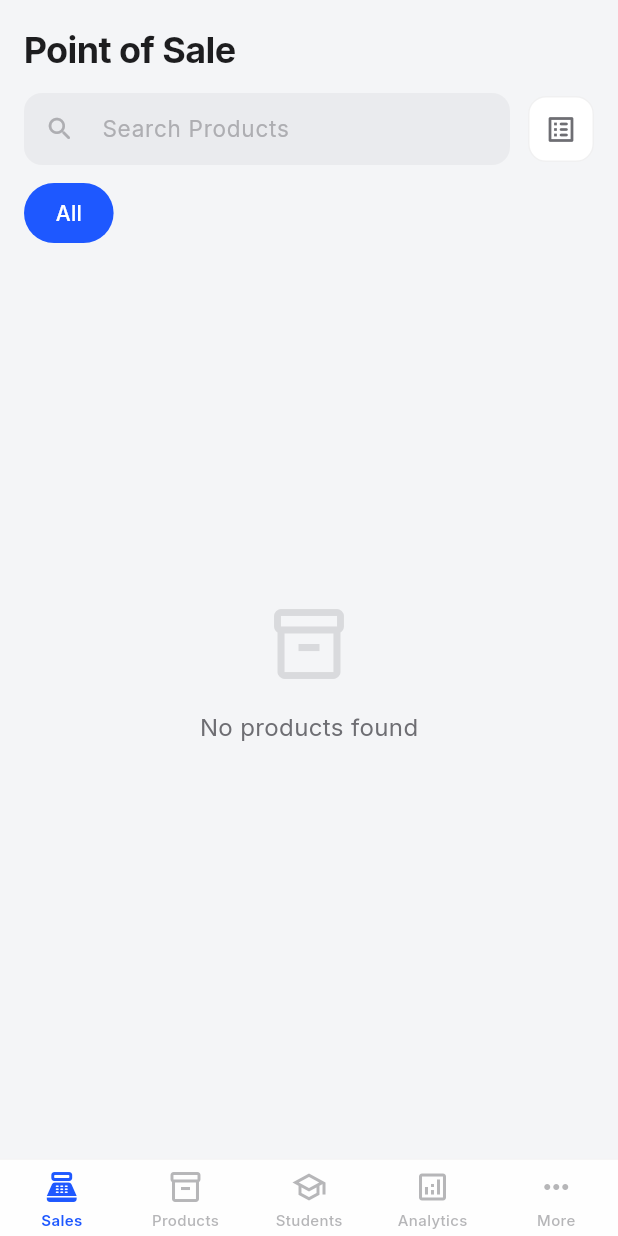
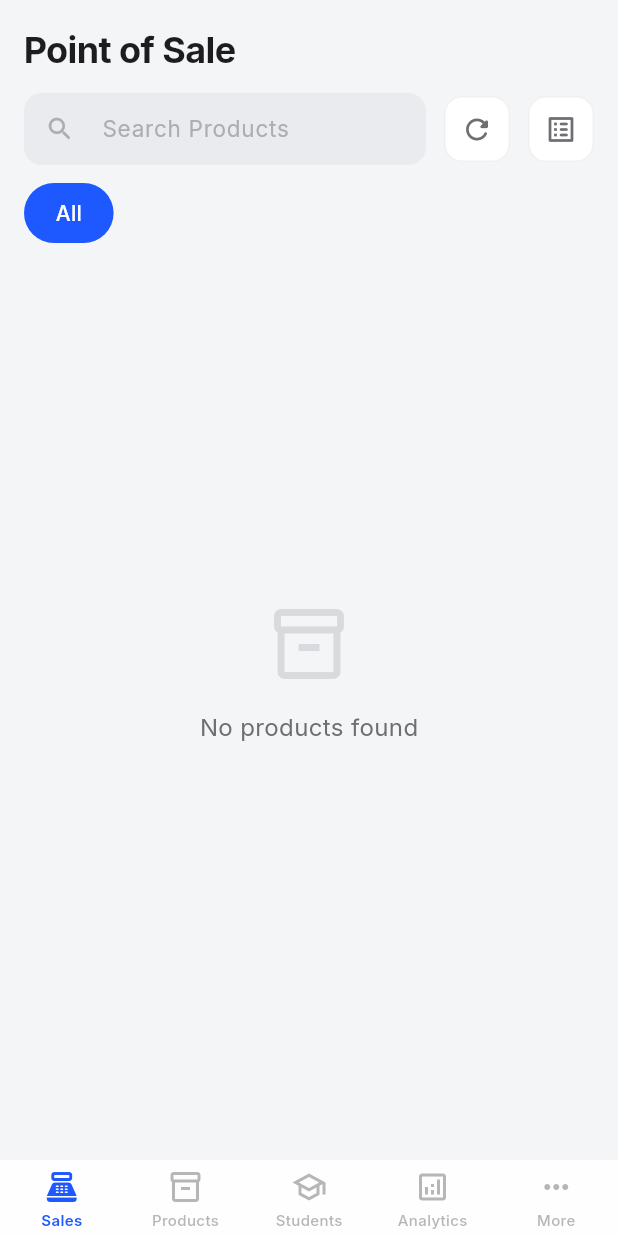
Before and after one commit to yaseen615/carbon-stores, a Flutter app: the screen it shows after launch, on a phone screen of 412 x 824 dp. Run offline on Flutter 3.47's test engine with Material 3 defaults, Android fonts, the phone set to English and light mode, and no system bars; our stand-ins replace cloud_firestore, csv, file_picker, firebase_core, fl_chart, flutter_riverpod and 7 more; missing offline and left inert: dart:js_interop; accounts and stored records are empty.

Commit message:
added refresh button to POS screen

```diff
--- a/lib/features/pos/pos_screen.dart
+++ b/lib/features/pos/pos_screen.dart
@@ -29,6 +29,25 @@ class PosScreen extends ConsumerWidget {
           ),
         ),
         const SizedBox(width: 12),
+        Container(
+          width: 44,
+          height: 44,
+          decoration: BoxDecoration(
+            color: cs.surface,
+            borderRadius: BorderRadius.circular(12),
+            border: Border.all(
+                color: cs.onSurfaceVariant.withValues(alpha: 0.1)),
+          ),
+          child: IconButton(
+            icon: const Icon(Icons.refresh_rounded, size: 22),
+            color: cs.onSurfaceVariant,
+            tooltip: 'Refresh Products',
+            onPressed: () {
+              ref.invalidate(productsStreamProvider);
+            },
+          ),
+        ),
+        const SizedBox(width: 12),
         Consumer(builder: (context, ref, child) {
           final isListView = ref.watch(isProductListViewProvider);
           return Container(
@@ -47,6 +66,7 @@ class PosScreen extends ConsumerWidget {
                       : Icons.list_alt_rounded,
                   size: 22),
               color: cs.onSurfaceVariant,
+              tooltip: isListView ? 'Grid View' : 'List View',
               onPressed: () {
                 ref.read(isProductListViewProvider.notifier).state =
                     !isListView;
```
